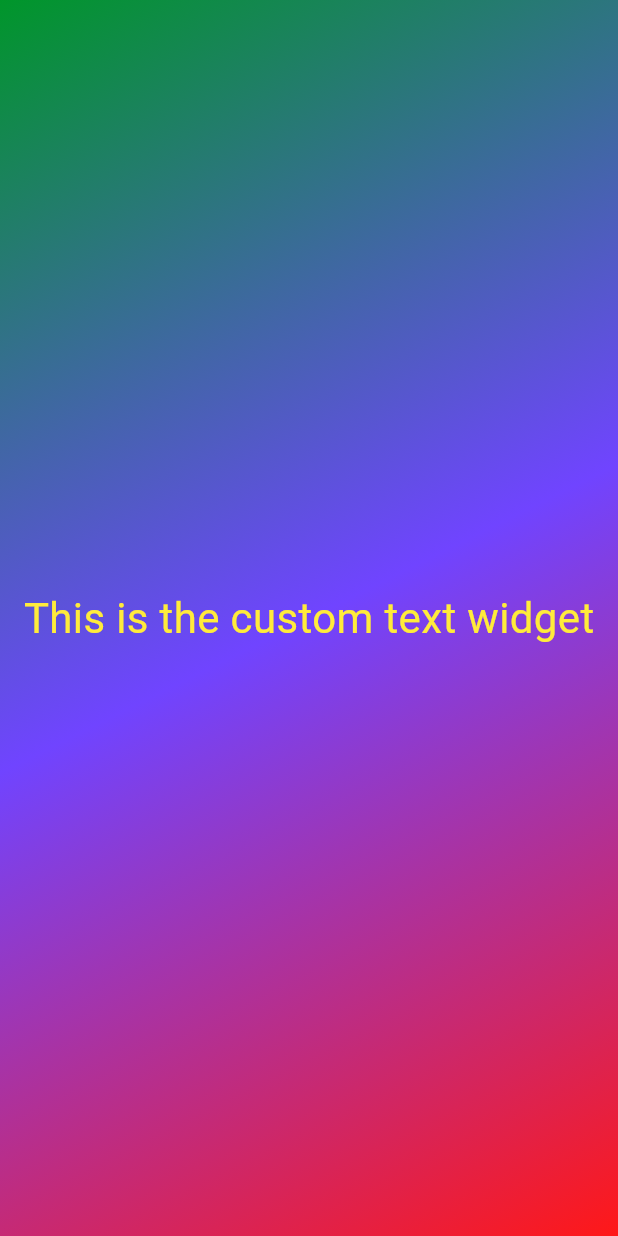
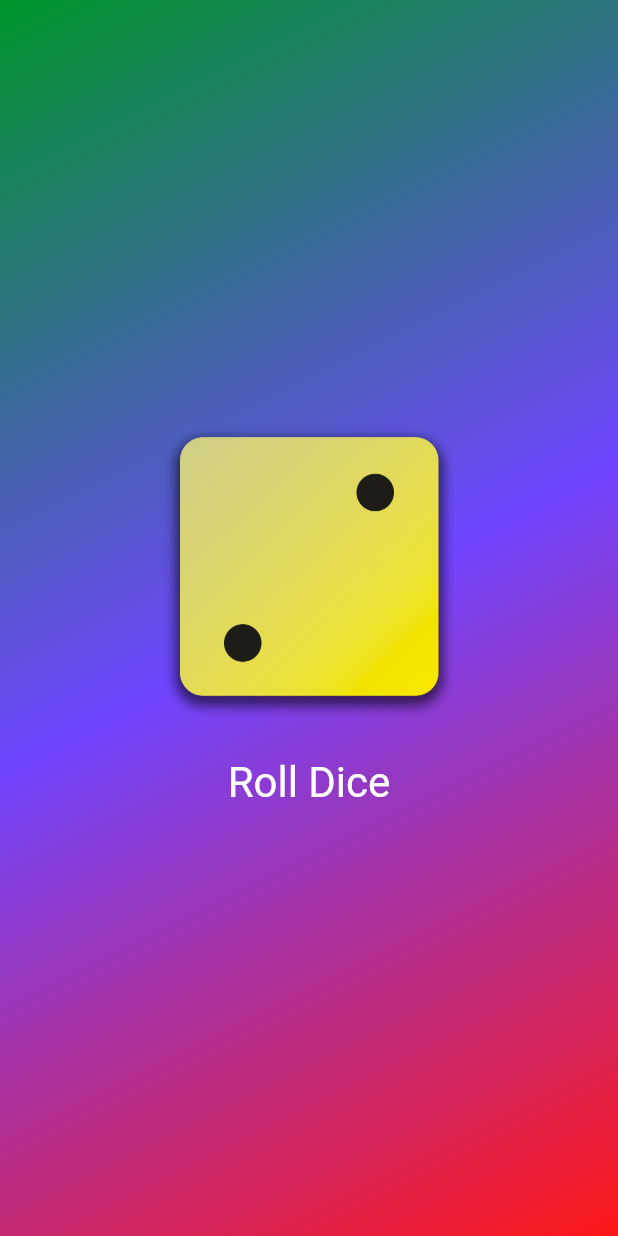
Before and after one commit to kickbuttowski25/FlutterApp, a Flutter app: the screen it shows after launch, on a phone screen of 412 x 824 dp. Run offline on Flutter 3.47's test engine with Material 3 defaults, Android fonts, the phone set to English and light mode, and no system bars.

Commit message:
created custom widget for roll dice method in app and imprted images for the dice

```diff
--- a/lib/gradient_container.dart
+++ b/lib/gradient_container.dart
@@ -1,5 +1,6 @@
 import 'package:flutter/material.dart';
-import 'package:flutter_app/styled_text.dart';
+// import 'package:flutter_app/styled_text.dart';
+import 'package:flutter_app/roll_dice.dart';
 
 //var startAlignment;
 // Alignment? startAlignment;
@@ -8,6 +9,12 @@ var endAlignment = Alignment.bottomRight;
 
 class GradientContainer extends StatelessWidget {
   const GradientContainer({super.key, required this.colors});
+  // GradientContainer.purple({super.key})
+  //     : colors = [
+  //         Colors.black,
+  //         Colors.black12,
+  //       ];
+
   final List<Color> colors;
 
   @override
@@ -20,8 +27,8 @@ class GradientContainer extends StatelessWidget {
           end: endAlignment,
         ),
       ),
-      child: const Center(
-        child: StyledText('This is the custom text widget'),
+      child: Center(
+        child: RollDice(),
       ),
     );
   }
--- /dev/null
+++ b/lib/roll_dice.dart
@@ -0,0 +1,49 @@
+import 'dart:math';
+
+import 'package:flutter/material.dart';
+
+var randomizer = Random();
+
+class RollDice extends StatefulWidget {
+  @override
+  State<RollDice> createState() {
+    return _DiceRolled();
+  }
+}
+
+class _DiceRolled extends State<RollDice> {
+  var currentDiceRoll = 2;
+
+  void rollDice() {
+    setState(() {
+      currentDiceRoll = randomizer.nextInt(6) + 1;
+    });
+  }
+
+  @override
+  Widget build(BuildContext context) {
+    return Column(
+      mainAxisSize: MainAxisSize.min,
+      children: [
+        Image.asset(
+          'assets/images/dice-$currentDiceRoll.png',
+          width: 200,
+        ),
+        const SizedBox(
+          height: 20,
+        ),
+        TextButton(
+          onPressed: rollDice,
+          style: TextButton.styleFrom(
+            // padding: const EdgeInsets.only(
+            //   top: 20,
+            // ),
+            foregroundColor: Colors.white,
+            textStyle: const TextStyle(fontSize: 28),
+          ),
+          child: const Text("Roll Dice"),
+        ),
+      ],
+    );
+  }
+}
```
Also changed, not shown: pubspec.yaml (+7 -3 lines), assets/images/dice-1.png (added), assets/images/dice-2.png (added), assets/images/dice-3.png (added), assets/images/dice-4.png (added), assets/images/dice-5.png (added), assets/images/dice-6.png (added), 1 other file.
